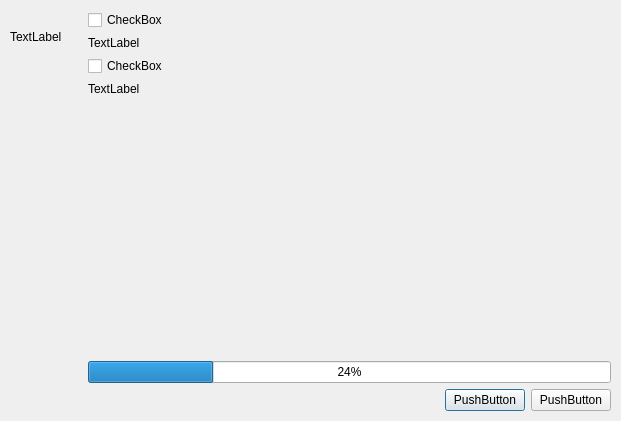
Above: Tools/PLInstall/src/MainWindow.ui from cofenberg/pixellight before the change. Below: the same form after it.
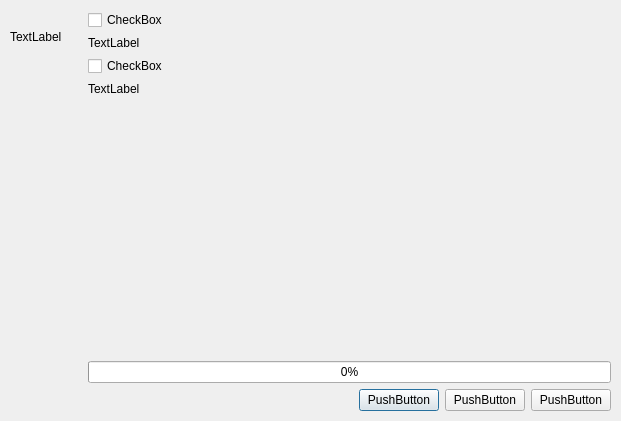
That is the form after the change. Icons and pictures are not drawn.

Commit message: added button functionality added static linked PLCore for Runtime installation and installation validation

Diff of the .ui file:
```diff
--- a/Tools/PLInstall/src/MainWindow.ui
+++ b/Tools/PLInstall/src/MainWindow.ui
@@ -5,6 +5,14 @@
   <property name="windowModality">
    <enum>Qt::NonModal</enum>
   </property>
+  <property name="geometry">
+   <rect>
+    <x>0</x>
+    <y>0</y>
+    <width>621</width>
+    <height>421</height>
+   </rect>
+  </property>
   <property name="windowTitle">
    <string>PixelLigh Installer</string>
   </property>
@@ -154,7 +162,7 @@
       <item>
        <widget class="QProgressBar" name="progB_progress">
         <property name="value">
-         <number>24</number>
+         <number>0</number>
         </property>
        </widget>
       </item>
@@ -180,6 +188,13 @@
           </property>
          </widget>
         </item>
+        <item>
+         <widget class="QPushButton" name="btn_cancel">
+          <property name="text">
+           <string>PushButton</string>
+          </property>
+         </widget>
+        </item>
         <item>
          <widget class="QPushButton" name="btn_close">
           <property name="text">
```
Left out of the diff: 2 changed lines with no effect on the pictures. The commit also changes 5 other files.
